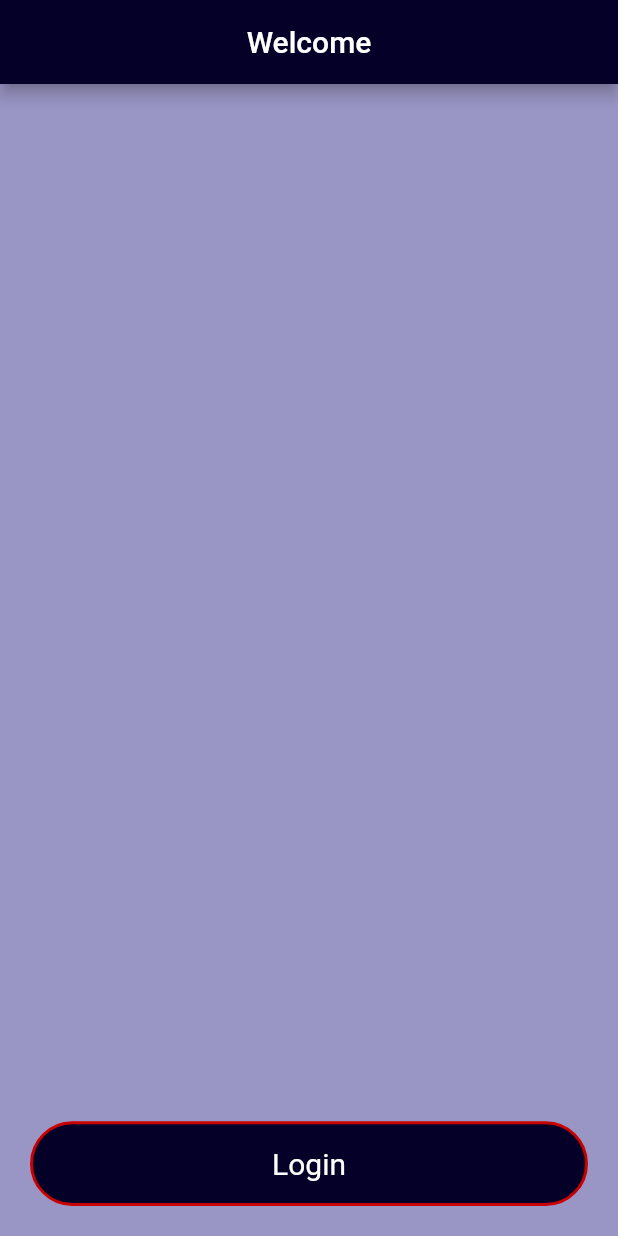
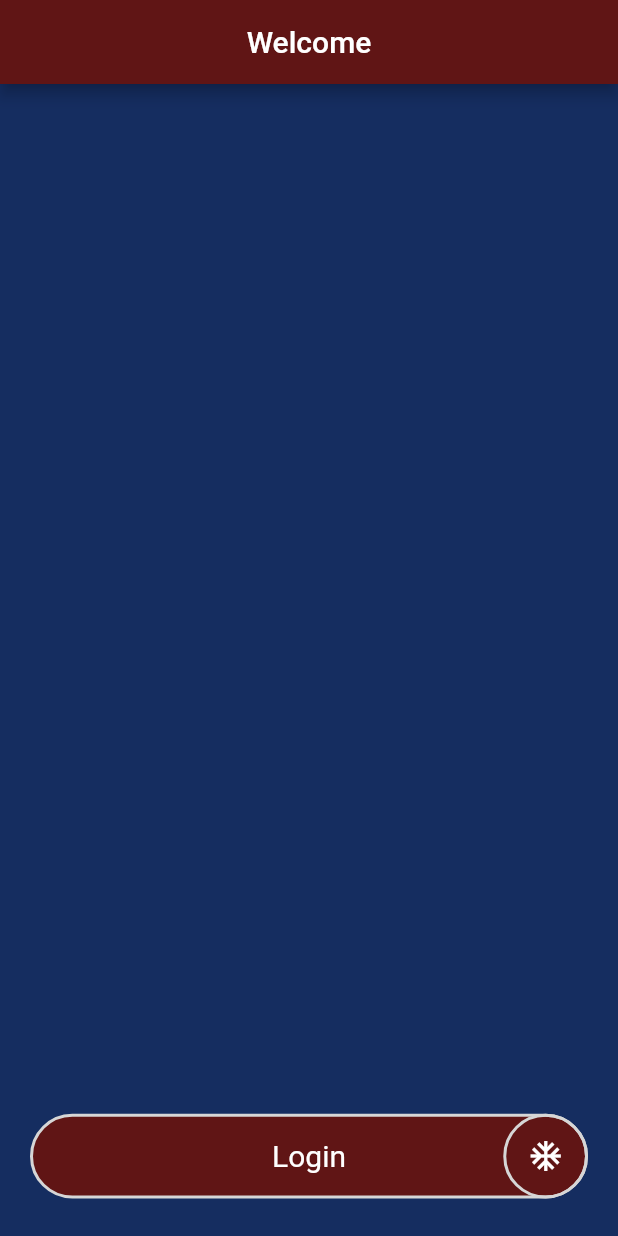
Before and after one commit to EtienneDaniells/ashton_hengel_club_flutter, a Flutter app: the screen it shows after launch, on a phone screen of 412 x 824 dp. Run offline on Flutter 3.47's test engine with Material 2 defaults, Android fonts, the phone set to English and light mode, and no system bars; our stand-ins replace table_calendar; missing offline and left inert: date_utils.

Commit message:
Added calendar, style and color WIP

```diff
--- a/lib/global/colors.dart
+++ b/lib/global/colors.dart
@@ -1,5 +1,5 @@
 import 'dart:ui';
 
-  const Color PRIMARY_COLOR = Color(0xff040028);
-  const Color SECONDARY_COLOR = Color(0xffC90000);
-  const Color BACKGROUND_COLOR = Color(0xff9995c4);
+  const Color PRIMARY_COLOR = Color(0xff601515);
+  const Color SECONDARY_COLOR = Color(0xffd6d6d6);
+  const Color BACKGROUND_COLOR = Color(0xff152d60);
--- a/lib/main_menu.dart
+++ b/lib/main_menu.dart
@@ -17,7 +17,14 @@ class LoginPage extends StatelessWidget {
         children: <Widget>[
           Padding(
             padding: EdgeInsets.symmetric(vertical: 20),
-            child: PillButton("Login", onTap: (){Navigator.push(context, MaterialPageRoute(builder: (b)=> HomePage()));},),
+            child: PillButton(
+              "Login",
+              onTap: () {
+                Navigator.push(
+                    context, MaterialPageRoute(builder: (b) => HomePage(title: "Home",)));
+              },
+              icon: Icon(Icons.ac_unit, color: Colors.white,),
+            ),
           ),
         ],
       ),
--- a/lib/widgets/pill_button.dart
+++ b/lib/widgets/pill_button.dart
@@ -14,6 +14,7 @@ class PillButton extends StatelessWidget {
   final Color borderColor;
   final Icon icon;
   final TextStyle textStyle;
+  final Alignment alignment;
 
   const PillButton(this.text,
       {Key key,
@@ -27,20 +28,25 @@ class PillButton extends StatelessWidget {
       this.borderWidth = 2,
       this.borderColor = SECONDARY_COLOR,
       this.icon,
-      this.textStyle = const TextStyle(color: Colors.white, fontSize: 20)})
+      this.textStyle = const TextStyle(color: Colors.white, fontSize: 20),
+      this.alignment = Alignment.center})
       : super(key: key);
 
   @override
   Widget build(BuildContext context) {
-    return Stack(
-      children: <Widget>[
-        InkWell(
+    return Padding(
+        padding: EdgeInsets.symmetric(horizontal: 20, vertical: 5),
+        child: InkWell(
+            borderRadius: BorderRadius.circular(30),
             onTap: onTap,
             onLongPress: onLongPress,
-          splashColor: disableTapEffects ? Colors.transparent : Colors.white.withOpacity(0.15),
-          highlightColor: disableTapEffects ? Colors.transparent : Colors.white.withOpacity(0.15),
-          child: Container(
-            margin: EdgeInsets.symmetric(horizontal: 20),
+            splashColor: disableTapEffects ? Colors.transparent : Colors.black,
+            highlightColor:
+                disableTapEffects ? Colors.transparent : Colors.black,
+            child: Stack(
+              alignment: Alignment.centerRight,
+              children: <Widget>[
+                Container(
                   alignment: Alignment.center,
                   height: height,
                   width: width,
@@ -54,8 +60,18 @@ class PillButton extends StatelessWidget {
                     border: Border.all(color: borderColor, width: borderWidth),
                   ),
                 ),
+                icon == null ? Container() :Container(
+                  alignment: Alignment.center,
+                  height: height,
+                  width: height,
+                  child: icon,
+                  decoration: BoxDecoration(
+                      borderRadius: BorderRadius.circular(30),
+                      border:
+                          Border.all(color: borderColor, width: borderWidth)),
                 ),
               ],
-    );
+            )
+            ));
   }
 }
```
Also changed, not shown: lib/state/home_screen.dart (+142 -4 lines), pubspec.lock. Lines whose indentation alone changed are shown as unchanged.
